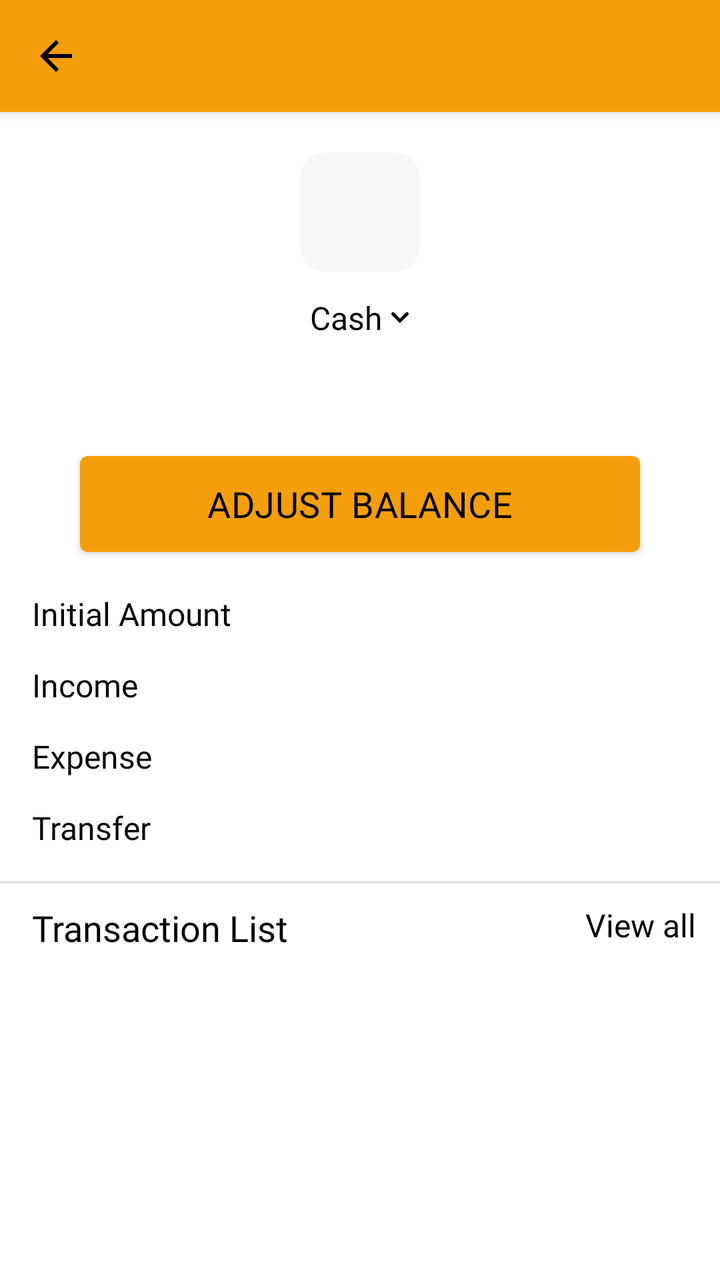
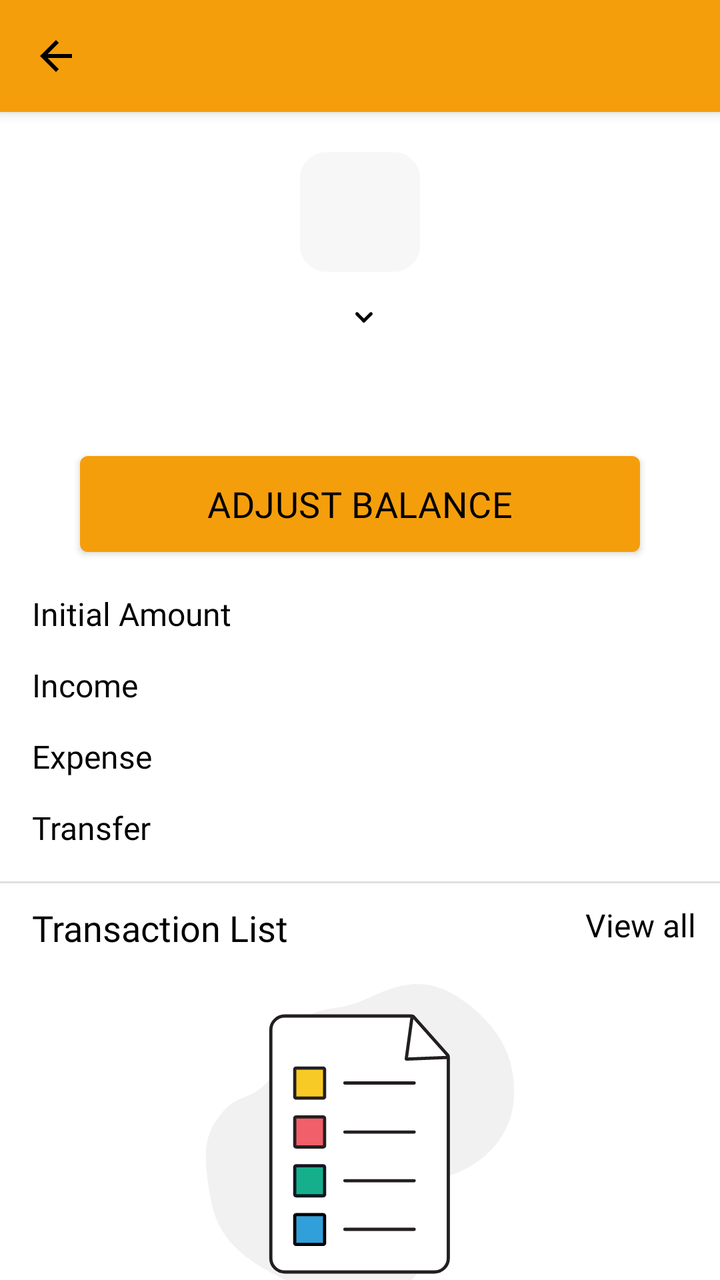

Compare the two renders of this Android layout. The source of the first and the diff that turns it into the second are given below.
<!-- AndroidManifest.xml: application theme Theme.MoneyTracker -->
<!-- res/layout/activity_wallet_transaction_detail.xml -->
<?xml version="1.0" encoding="utf-8"?>
<androidx.constraintlayout.widget.ConstraintLayout xmlns:android="http://schemas.android.com/apk/res/android"
    xmlns:app="http://schemas.android.com/apk/res-auto"
    android:layout_width="match_parent"
    android:layout_height="match_parent">

    
    <androidx.constraintlayout.widget.ConstraintLayout
        android:id="@+id/toolbarWrapper"
        android:layout_width="0dp"
        android:layout_height="wrap_content"
        android:background="@color/vibrant_orange"
        android:elevation="4dp"
        app:layout_constraintEnd_toEndOf="parent"
        app:layout_constraintStart_toStartOf="parent"
        app:layout_constraintTop_toTopOf="parent">

        <include
            android:id="@+id/toolbar"
            layout="@layout/toolbar_back" />

    </androidx.constraintlayout.widget.ConstraintLayout>

    
    <androidx.core.widget.NestedScrollView
        android:id="@+id/scrollView"
        android:layout_width="0dp"
        android:layout_height="0dp"
        android:fillViewport="true"
        android:scrollbars="none"
        app:layout_constraintBottom_toBottomOf="parent"
        app:layout_constraintEnd_toEndOf="parent"
        app:layout_constraintStart_toStartOf="parent"
        app:layout_constraintTop_toBottomOf="@id/toolbarWrapper">

        <androidx.constraintlayout.widget.ConstraintLayout
            android:layout_width="match_parent"
            android:layout_height="wrap_content"
            android:focusable="true"
            android:focusableInTouchMode="true">

            <androidx.constraintlayout.widget.ConstraintLayout
                android:id="@+id/imageWrapper"
                android:layout_width="60dp"
                android:layout_height="60dp"
                android:layout_marginTop="@dimen/margin_20"
                android:background="@drawable/bg_circle"
                android:backgroundTint="@color/grey_88"
                app:layout_constraintEnd_toEndOf="parent"
                app:layout_constraintStart_toStartOf="parent"
                app:layout_constraintTop_toTopOf="parent">

                <androidx.appcompat.widget.AppCompatImageView
                    android:id="@+id/imageView"
                    android:layout_width="45dp"
                    android:layout_height="45dp"
                    app:layout_constraintBottom_toBottomOf="parent"
                    app:layout_constraintEnd_toEndOf="parent"
                    app:layout_constraintStart_toStartOf="parent"
                    app:layout_constraintTop_toTopOf="parent"
                    app:tint="#ffffff" />
            </androidx.constraintlayout.widget.ConstraintLayout>

            <LinearLayout
                android:id="@+id/nameWrapper"
                android:layout_width="wrap_content"
                android:layout_height="wrap_content"
                android:layout_marginTop="@dimen/margin_4"
                android:gravity="center_vertical"
                android:orientation="horizontal"
                android:padding="@dimen/padding_8"
                app:layout_constraintEnd_toEndOf="parent"
                app:layout_constraintStart_toStartOf="parent"
                app:layout_constraintTop_toBottomOf="@id/imageWrapper">

                <androidx.appcompat.widget.AppCompatTextView
                    android:id="@+id/nameLabel"
                    android:layout_width="wrap_content"
                    android:layout_height="wrap_content"
                    android:fontFamily="@font/exo2_semibold"
                    android:text="@string/cash"
                    android:textColor="@color/black"
                    android:textSize="@dimen/text_16" />

                <androidx.appcompat.widget.AppCompatImageView
                    android:layout_width="10dp"
                    android:layout_height="10dp"
                    android:layout_marginStart="@dimen/margin_4"
                    app:srcCompat="@drawable/ic_account_caret"
                    app:tint="@color/black" />
            </LinearLayout>

            <androidx.appcompat.widget.AppCompatTextView
                android:id="@+id/amountLabel"
                android:layout_width="0dp"
                android:layout_height="wrap_content"
                android:layout_marginStart="@dimen/margin_12"
                android:layout_marginEnd="@dimen/margin_12"
                android:ellipsize="end"
                android:gravity="center"
                android:lines="1"
                android:textAlignment="center"
                android:textColor="@color/black"
                android:textSize="@dimen/text_24"
                app:fontFamily="@font/exo2_semibold"
                app:layout_constraintEnd_toEndOf="parent"
                app:layout_constraintStart_toStartOf="parent"
                app:layout_constraintTop_toBottomOf="@+id/nameWrapper" />

            <com.google.android.material.button.MaterialButton
                android:id="@+id/btnAdjustBalance"
                android:layout_width="match_parent"
                android:layout_height="60dp"
                android:layout_marginStart="@dimen/margin_40"
                android:layout_marginTop="@dimen/margin_12"
                android:layout_marginEnd="@dimen/margin_40"
                android:layout_marginBottom="@dimen/margin_12"
                android:fontFamily="@font/exo2_semibold"
                android:letterSpacing="0.01"
                android:text="@string/adjust_balance"
                android:textAllCaps="true"
                android:textColor="@color/black"
                android:textSize="@dimen/text_18"
                app:backgroundTint="@color/vibrant_orange"
                app:cornerRadius="@dimen/corner_radius_4"
                app:elevation="@dimen/corner_elevation_8"
                app:iconGravity="end"
                app:iconSize="20dp"
                app:iconTint="@color/white"
                app:layout_constraintEnd_toEndOf="parent"
                app:layout_constraintStart_toStartOf="parent"
                app:layout_constraintTop_toBottomOf="@+id/amountLabel" />

            <androidx.appcompat.widget.AppCompatTextView
                android:id="@+id/initialTitleLabel"
                android:layout_width="wrap_content"
                android:layout_height="wrap_content"
                android:layout_marginStart="@dimen/margin_16"
                android:layout_marginTop="@dimen/margin_14"
                android:fontFamily="@font/exo2_medium"
                android:text="@string/initial_amount"
                android:textColor="@color/black"
                android:textSize="@dimen/text_16"
                app:layout_constraintStart_toStartOf="parent"
                app:layout_constraintTop_toBottomOf="@+id/btnAdjustBalance" />

            <androidx.appcompat.widget.AppCompatTextView
                android:id="@+id/incomeTitleLabel"
                android:layout_width="wrap_content"
                android:layout_height="wrap_content"
                android:layout_marginStart="@dimen/margin_16"
                android:layout_marginTop="@dimen/margin_14"
                android:fontFamily="@font/exo2_medium"
                android:text="@string/income"
                android:textColor="@color/black"
                android:textSize="@dimen/text_16"
                app:layout_constraintStart_toStartOf="parent"
                app:layout_constraintTop_toBottomOf="@+id/initialTitleLabel" />

            <androidx.appcompat.widget.AppCompatTextView
                android:id="@+id/expenseTitleLabel"
                android:layout_width="wrap_content"
                android:layout_height="wrap_content"
                android:layout_marginStart="@dimen/margin_16"
                android:layout_marginTop="@dimen/margin_14"
                android:fontFamily="@font/exo2_medium"
                android:text="@string/expense"
                android:textColor="@color/black"
                android:textSize="@dimen/text_16"
                app:layout_constraintStart_toStartOf="parent"
                app:layout_constraintTop_toBottomOf="@+id/incomeTitleLabel" />

            <androidx.appcompat.widget.AppCompatTextView
                android:id="@+id/transferTitleLabel"
                android:layout_width="wrap_content"
                android:layout_height="wrap_content"
                android:layout_marginStart="@dimen/margin_16"
                android:layout_marginTop="@dimen/margin_14"
                android:fontFamily="@font/exo2_medium"
                android:text="@string/transfer"
                android:textColor="@color/black"
                android:textSize="@dimen/text_16"
                app:layout_constraintStart_toStartOf="parent"
                app:layout_constraintTop_toBottomOf="@+id/expenseTitleLabel" />

            <androidx.appcompat.widget.AppCompatTextView
                android:id="@+id/initialLabel"
                android:layout_width="wrap_content"
                android:layout_height="wrap_content"
                android:layout_marginTop="@dimen/margin_20"
                android:layout_marginEnd="@dimen/margin_16"
                android:textColor="@color/black"
                android:textSize="@dimen/text_16"
                app:fontFamily="@font/exo2_semibold"
                app:layout_constraintEnd_toEndOf="parent"
                app:layout_constraintTop_toBottomOf="@+id/btnAdjustBalance" />

            <androidx.appcompat.widget.AppCompatTextView
                android:id="@+id/incomeLabel"
                android:layout_width="wrap_content"
                android:layout_height="wrap_content"
                android:layout_marginTop="@dimen/margin_14"
                android:layout_marginEnd="@dimen/margin_16"
                android:textColor="@color/income"
                android:textSize="@dimen/text_16"
                app:fontFamily="@font/exo2_semibold"
                app:layout_constraintEnd_toEndOf="parent"
                app:layout_constraintTop_toBottomOf="@+id/initialTitleLabel" />

            <androidx.appcompat.widget.AppCompatTextView
                android:id="@+id/expenseLabel"
                android:layout_width="wrap_content"
                android:layout_height="wrap_content"
                android:layout_marginTop="@dimen/margin_14"
                android:layout_marginEnd="@dimen/margin_16"
                android:textColor="@color/expense"
                android:textSize="@dimen/text_16"
                app:fontFamily="@font/exo2_semibold"
                app:layout_constraintEnd_toEndOf="parent"
                app:layout_constraintTop_toBottomOf="@+id/incomeTitleLabel" />

            <androidx.appcompat.widget.AppCompatTextView
                android:id="@+id/transferLabel"
                android:layout_width="wrap_content"
                android:layout_height="wrap_content"
                android:layout_marginTop="@dimen/margin_14"
                android:layout_marginEnd="@dimen/margin_16"
                android:textColor="@color/black"
                android:textSize="@dimen/text_16"
                app:fontFamily="@font/exo2_semibold"
                app:layout_constraintEnd_toEndOf="parent"
                app:layout_constraintTop_toBottomOf="@+id/expenseTitleLabel" />

            <View
                android:id="@+id/divider"
                android:layout_width="0dp"
                android:layout_height="1dp"
                android:layout_marginTop="@dimen/margin_16"
                android:background="@color/grey_88"
                app:layout_constraintEnd_toEndOf="parent"
                app:layout_constraintStart_toStartOf="parent"
                app:layout_constraintTop_toBottomOf="@+id/transferLabel" />

            <androidx.constraintlayout.widget.ConstraintLayout
                android:id="@+id/llTransactionHeader"
                android:layout_width="match_parent"
                android:layout_height="wrap_content"
                app:layout_constraintTop_toBottomOf="@id/divider">

                <androidx.appcompat.widget.AppCompatTextView
                    android:id="@+id/transactionListLabel"
                    android:layout_width="0dp"
                    android:layout_height="wrap_content"
                    android:layout_marginStart="@dimen/margin_16"
                    android:layout_marginTop="@dimen/margin_10"
                    android:layout_marginEnd="@dimen/margin_8"
                    android:ellipsize="end"
                    android:fontFamily="@font/exo2_bold"
                    android:maxLines="1"
                    android:text="@string/transaction_list"
                    android:textColor="@color/black"
                    android:textSize="@dimen/text_18"
                    app:layout_constraintEnd_toStartOf="@id/transactionAllLabel"
                    app:layout_constraintHorizontal_bias="0"
                    app:layout_constraintStart_toStartOf="parent"
                    app:layout_constraintTop_toTopOf="parent" />

                <androidx.appcompat.widget.AppCompatTextView
                    android:id="@+id/transactionAllLabel"
                    android:layout_width="wrap_content"
                    android:layout_height="wrap_content"
                    android:layout_marginTop="@dimen/margin_10"
                    android:layout_marginEnd="@dimen/margin_12"
                    android:fontFamily="@font/exo2_semibold"
                    android:text="@string/view_all"
                    android:textColor="@color/black"
                    android:textSize="@dimen/text_16"
                    app:layout_constraintEnd_toEndOf="parent"
                    app:layout_constraintTop_toTopOf="parent" />

            </androidx.constraintlayout.widget.ConstraintLayout>

            
            <androidx.recyclerview.widget.RecyclerView
                android:id="@+id/rvTransactions"
                android:layout_width="0dp"
                android:layout_height="wrap_content"
                android:overScrollMode="never"
                android:layout_marginTop="@dimen/margin_10"
                android:clipToPadding="false"
                android:paddingBottom="@dimen/padding_12"
                android:nestedScrollingEnabled="false"
                app:layoutManager="androidx.recyclerview.widget.LinearLayoutManager"
                app:layout_constraintBottom_toBottomOf="parent"
                app:layout_constraintEnd_toEndOf="parent"
                app:layout_constraintStart_toStartOf="parent"
                app:layout_constraintTop_toBottomOf="@id/llTransactionHeader" />

        </androidx.constraintlayout.widget.ConstraintLayout>
    </androidx.core.widget.NestedScrollView>
</androidx.constraintlayout.widget.ConstraintLayout>
<!-- res/layout/toolbar_back.xml (included above) -->
<?xml version="1.0" encoding="utf-8"?>
<androidx.appcompat.widget.Toolbar xmlns:android="http://schemas.android.com/apk/res/android"
    xmlns:app="http://schemas.android.com/apk/res-auto"
    android:id="@+id/toolbarBack"
    android:layout_width="match_parent"
    android:layout_height="wrap_content"
    android:background="@color/vibrant_orange"
    android:elevation="@dimen/corner_elevation_8"
    app:contentInsetEnd="0dp"
    app:contentInsetLeft="0dp"
    app:contentInsetRight="0dp"
    app:contentInsetStart="0dp"
    app:popupTheme="@style/ThemeOverlay.AppCompat.Light">

    <androidx.constraintlayout.widget.ConstraintLayout
        android:layout_width="match_parent"
        android:layout_height="match_parent">

        
        <androidx.appcompat.widget.AppCompatImageView
            android:id="@+id/icBack"
            android:layout_width="wrap_content"
            android:layout_height="wrap_content"
            android:padding="@dimen/padding_16"
            android:src="@drawable/ic_back"
            app:layout_constraintBottom_toBottomOf="parent"
            app:layout_constraintStart_toStartOf="parent"
            app:layout_constraintTop_toTopOf="parent" />

        
        <androidx.appcompat.widget.AppCompatTextView
            android:id="@+id/tvTitle"
            android:layout_width="wrap_content"
            android:layout_height="wrap_content"
            android:fontFamily="@font/exo2_semibold"
            android:textColor="@color/black"
            android:textSize="@dimen/text_18"
            app:layout_constraintBottom_toBottomOf="parent"
            app:layout_constraintStart_toEndOf="@id/icBack"
            app:layout_constraintTop_toTopOf="parent" />

        
        <androidx.appcompat.widget.AppCompatTextView
            android:id="@+id/tvSave"
            android:layout_width="wrap_content"
            android:layout_height="wrap_content"
            android:layout_marginEnd="@dimen/margin_20"
            android:fontFamily="@font/exo2_semibold"
            android:text="@string/save"
            android:textAllCaps="true"
            android:textColor="@color/black"
            android:textSize="@dimen/text_16"
            android:visibility="gone"
            app:layout_constraintBottom_toBottomOf="parent"
            app:layout_constraintEnd_toEndOf="parent"
            app:layout_constraintTop_toTopOf="parent" />

        
        <androidx.appcompat.widget.AppCompatImageView
            android:id="@+id/ivAdd"
            android:layout_width="wrap_content"
            android:layout_height="wrap_content"
            android:layout_marginEnd="@dimen/margin_20"
            android:fontFamily="@font/exo2_semibold"
            android:src="@drawable/ic_add"
            app:tint="@color/black"
            android:visibility="gone"
            app:layout_constraintBottom_toBottomOf="parent"
            app:layout_constraintEnd_toEndOf="parent"
            app:layout_constraintTop_toTopOf="parent" />

        
        <androidx.appcompat.widget.AppCompatImageView
            android:id="@+id/ivDelete"
            android:layout_width="wrap_content"
            android:layout_height="wrap_content"
            android:layout_marginEnd="@dimen/margin_12"
            android:src="@drawable/ic_delete"
            android:visibility="gone"
            app:tint="@color/black"
            app:layout_constraintTop_toTopOf="parent"
            app:layout_constraintBottom_toBottomOf="parent"
            app:layout_constraintEnd_toEndOf="parent" />

        
        <androidx.appcompat.widget.AppCompatImageView
            android:id="@+id/ivEdit"
            android:layout_width="wrap_content"
            android:layout_height="wrap_content"
            android:layout_marginEnd="@dimen/margin_10"
            android:src="@drawable/ic_edit"
            android:visibility="gone"
            app:tint="@color/black"
            app:layout_constraintTop_toTopOf="parent"
            app:layout_constraintBottom_toBottomOf="parent"
            app:layout_constraintEnd_toStartOf="@id/ivDelete" />
    </androidx.constraintlayout.widget.ConstraintLayout>
</androidx.appcompat.widget.Toolbar>
<!-- resources referenced by this layout -->
<resources>
  <color name="black">#FF000000</color>
  <color name="expense">#f73242</color>
  <color name="grey_88">#E0E0E0</color>
  <color name="income">#3f96e2</color>
  <color name="vibrant_orange">#FFF59E0B</color>
  <color name="white">#FFFFFFFF</color>
  <dimen name="corner_elevation_8">8dp</dimen>
  <dimen name="corner_radius_4">4dp</dimen>
  <dimen name="margin_10">10dp</dimen>
  <dimen name="margin_12">12dp</dimen>
  <dimen name="margin_14">14dp</dimen>
  <dimen name="margin_16">16dp</dimen>
  <dimen name="margin_20">20dp</dimen>
  <dimen name="margin_4">4dp</dimen>
  <dimen name="margin_40">40dp</dimen>
  <dimen name="margin_8">8dp</dimen>
  <dimen name="padding_12">12dp</dimen>
  <dimen name="padding_16">16dp</dimen>
  <dimen name="padding_8">8dp</dimen>
  <dimen name="text_16">16sp</dimen>
  <dimen name="text_18">18sp</dimen>
  <dimen name="text_24">24sp</dimen>
  <!-- drawable bg_circle (drawable) -->
  <?xml version="1.0" encoding="utf-8"?>
  <shape xmlns:android="http://schemas.android.com/apk/res/android"
      android:shape="rectangle">
      <corners android:radius="13dp" />
      <solid android:color="#44ffffff" />
  </shape>
  <string name="adjust_balance">Adjust Balance</string>
  <string name="cash">Cash</string>
  <string name="expense">Expense</string>
  <string name="income">Income</string>
  <string name="initial_amount">Initial Amount</string>
  <string name="save">Save</string>
  <string name="transaction_list">Transaction List</string>
  <string name="transfer">Transfer</string>
  <string name="view_all">View all</string>
  <style name="Theme.MoneyTracker" parent="Theme.MaterialComponents.DayNight.DarkActionBar">
          
          <item name="colorPrimary">@color/azure_blue</item>
          <item name="colorPrimaryVariant">@color/emerald_green</item>
          <item name="colorOnPrimary">@color/white</item>
  
          
          <item name="colorSecondary">@color/teal</item>
          <item name="colorSecondaryVariant">@color/dark_teal</item>
          <item name="colorOnSecondary">@color/white</item>
  
          
          <item name="android:statusBarColor">@color/vibrant_orange</item>
          <item name="android:windowLightStatusBar">true</item> 
          <item name="android:windowDrawsSystemBarBackgrounds">true</item>
  
          <item name="android:navigationBarColor">@color/vibrant_orange</item>
          <item name="android:windowFullscreen">false</item>
      </style>
  <color name="azure_blue">#FF2563EB</color>
  <color name="emerald_green">#FF10B981</color>
  <color name="teal">#FF03DAC5</color>
  <color name="dark_teal">#FF018786</color>
  <!-- unchanged entries left out for length: 5 -->
</resources>

<!-- the commit's change to res/layout/activity_wallet_transaction_detail.xml (unified diff, before → after) -->
@@ -78,7 +78,6 @@
                     android:layout_width="wrap_content"
                     android:layout_height="wrap_content"
                     android:fontFamily="@font/exo2_semibold"
-                    android:text="@string/cash"
                     android:textColor="@color/black"
                     android:textSize="@dimen/text_16" />
 
@@ -289,12 +288,43 @@
                 android:layout_marginTop="@dimen/margin_10"
                 android:clipToPadding="false"
                 android:paddingBottom="@dimen/padding_12"
+                android:visibility="gone"
                 android:nestedScrollingEnabled="false"
                 app:layoutManager="androidx.recyclerview.widget.LinearLayoutManager"
                 app:layout_constraintBottom_toBottomOf="parent"
                 app:layout_constraintEnd_toEndOf="parent"
                 app:layout_constraintStart_toStartOf="parent"
                 app:layout_constraintTop_toBottomOf="@id/llTransactionHeader" />
+
+            <LinearLayout
+                android:id="@+id/layoutEmpty"
+                android:layout_width="0dp"
+                android:layout_height="wrap_content"
+                android:layout_marginTop="@dimen/margin_16"
+                android:gravity="center"
+                android:orientation="vertical"
+                android:visibility="visible"
+                app:layout_constraintTop_toBottomOf="@id/llTransactionHeader"
+                app:layout_constraintStart_toStartOf="parent"
+                app:layout_constraintEnd_toEndOf="parent">
+
+                <androidx.appcompat.widget.AppCompatImageView
+                    android:id="@+id/ivEmpty"
+                    android:layout_width="160dp"
+                    android:layout_height="160dp"
+                    android:src="?attr/emptyRecord" />
+
+                <androidx.appcompat.widget.AppCompatTextView
+                    android:layout_width="wrap_content"
+                    android:layout_height="wrap_content"
+                    android:layout_marginTop="@dimen/margin_12"
+                    android:fontFamily="@font/exo2_semibold"
+                    android:text="@string/no_record"
+                    android:textColor="@color/black"
+                    app:fontFamily="@font/exo2_semibold"
+                    android:textSize="@dimen/text_18"/>
+
+            </LinearLayout>
 
         </androidx.constraintlayout.widget.ConstraintLayout>
     </androidx.core.widget.NestedScrollView>
<!-- resource entries referenced after the edit -->
@@ -30,10 +30,10 @@
       <solid android:color="#44ffffff" />
   </shape>
   <string name="adjust_balance">Adjust Balance</string>
-  <string name="cash">Cash</string>
   <string name="expense">Expense</string>
   <string name="income">Income</string>
   <string name="initial_amount">Initial Amount</string>
+  <string name="no_record">No Record</string>
   <string name="save">Save</string>
   <string name="transaction_list">Transaction List</string>
   <string name="transfer">Transfer</string>
@@ -56,11 +56,30 @@
   
           <item name="android:navigationBarColor">@color/vibrant_orange</item>
           <item name="android:windowFullscreen">false</item>
+  
+          <item name="emptyArchive">@drawable/empty_archive</item>
+          <item name="emptyBudget">@drawable/empty_budget</item>
+          <item name="emptyCategory">@drawable/empty_category</item>
+          <item name="emptyCurrency">@drawable/empty_currency</item>
+          <item name="emptyDebt">@drawable/empty_debt</item>
+          <item name="emptyGoal">@drawable/empty_goal</item>
+          <item name="emptyRecord">@drawable/empty_record</item>
+          <item name="emptyRecurring">@drawable/empty_recurring</item>
+          <item name="emptySearch">@drawable/empty_search</item>
       </style>
   <color name="azure_blue">#FF2563EB</color>
   <color name="emerald_green">#FF10B981</color>
   <color name="teal">#FF03DAC5</color>
   <color name="dark_teal">#FF018786</color>
+  <!-- drawable empty_archive: vector/xml drawable (drawable, 2403 chars, omitted) -->
+  <!-- drawable empty_budget: vector/xml drawable (drawable, 6186 chars, omitted) -->
+  <!-- drawable empty_category: vector/xml drawable (drawable, 4709 chars, omitted) -->
+  <!-- drawable empty_currency: vector/xml drawable (drawable, 2555 chars, omitted) -->
+  <!-- drawable empty_debt: vector/xml drawable (drawable, 2547 chars, omitted) -->
+  <!-- drawable empty_goal: vector/xml drawable (drawable, 2350 chars, omitted) -->
+  <!-- drawable empty_record: vector/xml drawable (drawable, 3083 chars, omitted) -->
+  <!-- drawable empty_recurring: vector/xml drawable (drawable, 4660 chars, omitted) -->
+  <!-- drawable empty_search: vector/xml drawable (drawable, 4779 chars, omitted) -->
   <!-- unchanged entries left out for length: 5 -->
 </resources>
 
